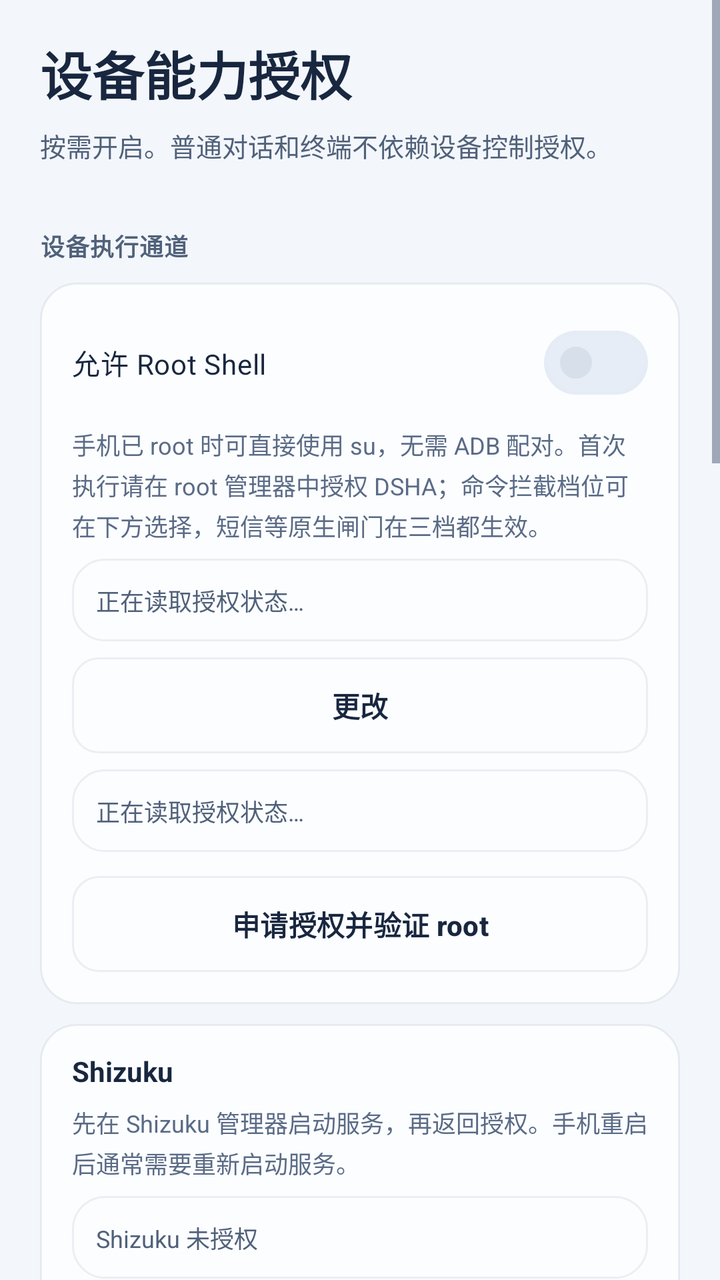
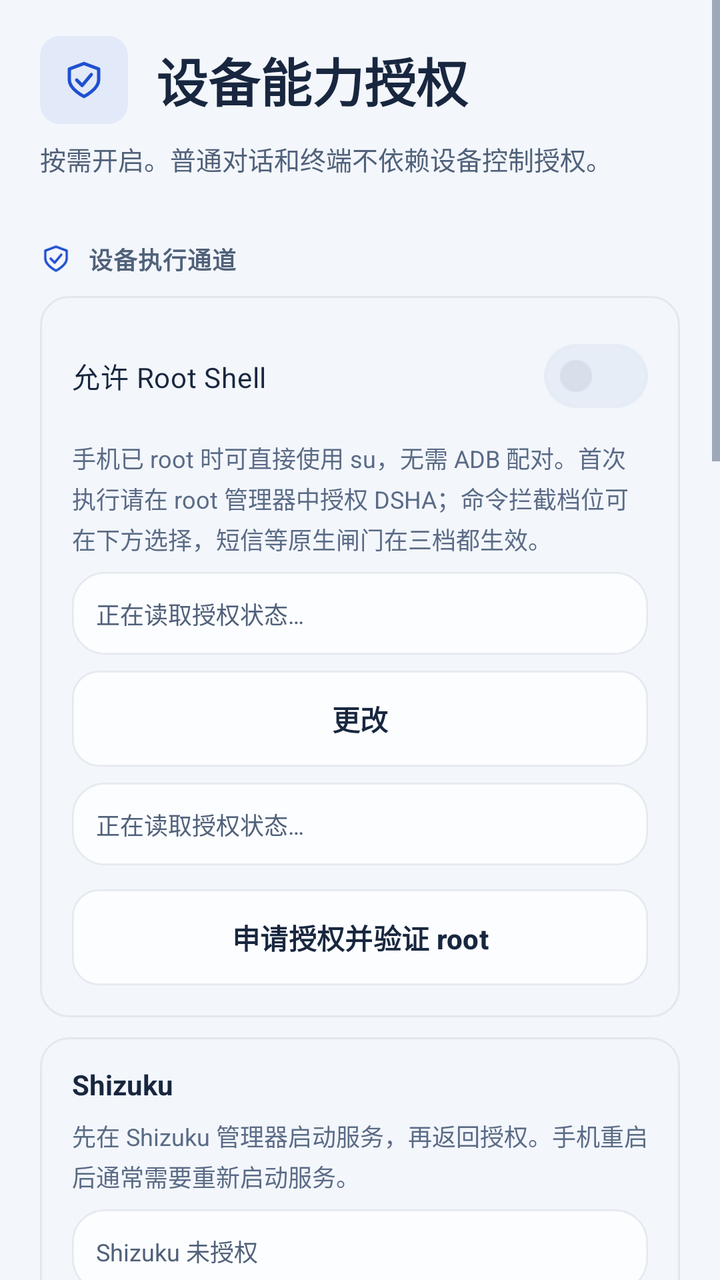

Compare the two renders of this Android layout. The source of the first and the diff that turns it into the second are given below.
<!-- AndroidManifest.xml: application theme Theme.DeepseekHarness -->
<!-- res/layout/fragment_device_grants.xml -->
<?xml version='1.0' encoding='utf-8'?>
<ScrollView xmlns:android="http://schemas.android.com/apk/res/android" xmlns:app="http://schemas.android.com/apk/res-auto" android:layout_width="match_parent" android:layout_height="match_parent" android:fillViewport="true" android:clipToPadding="false" android:background="@color/shell_bg">
  <LinearLayout android:layout_width="match_parent" android:layout_height="wrap_content" android:orientation="vertical" android:paddingStart="@dimen/shell_page_pad" android:paddingEnd="@dimen/shell_page_pad" android:paddingTop="@dimen/shell_page_top" android:paddingBottom="@dimen/shell_page_bottom">
    <TextView style="@style/ShellPageTitle" android:layout_width="match_parent" android:layout_height="wrap_content" android:text="@string/ui2_device_grants" />
    <TextView android:id="@+id/grants_page_hint" style="@style/ShellPageDescription" android:layout_width="match_parent" android:layout_height="wrap_content" android:layout_marginTop="8dp" android:layout_marginBottom="8dp" android:text="@string/ui2_grants_sub" />

    <TextView style="@style/ShellSectionLabel" android:layout_width="match_parent" android:layout_height="wrap_content" android:layout_marginTop="@dimen/shell_section_gap" android:layout_marginBottom="@dimen/shell_section_margin" android:text="@string/ui2_device_channels" />

    <LinearLayout style="@style/ShellCard" android:layout_width="match_parent" android:layout_height="wrap_content" android:orientation="vertical" android:padding="@dimen/shell_card_pad">
      <com.google.android.material.materialswitch.MaterialSwitch android:id="@+id/config_root_shell" style="@style/ShellSwitch" android:layout_width="match_parent" android:layout_height="wrap_content" android:minHeight="48dp" android:paddingStart="0dp" android:text="@string/ui_m0062" />
      <TextView android:id="@+id/device_root_hint" style="@style/ShellStatusText" android:layout_width="match_parent" android:layout_height="wrap_content" android:layout_marginTop="8dp" android:text="@string/ui134_root_hint" />
      <TextView android:id="@+id/device_root_policy" style="@style/ShellStatusText" android:layout_width="match_parent" android:layout_height="wrap_content" android:layout_marginTop="8dp" android:background="@drawable/bg_shell_status" android:padding="12dp" android:text="@string/device_checking" android:textColor="@color/shell_text_secondary" />
      <Button android:id="@+id/device_root_policy_change" style="@style/ShellSecondaryButton" android:layout_width="match_parent" android:layout_height="wrap_content" android:layout_marginTop="8dp" android:minHeight="48dp" android:text="@string/ui_m9024" />
      <TextView android:id="@+id/device_root_status" style="@style/ShellStatusText" android:layout_width="match_parent" android:layout_height="wrap_content" android:layout_marginTop="8dp" android:background="@drawable/bg_shell_status" android:ellipsize="end" android:maxLines="2" android:minHeight="0dp" android:padding="12dp" android:text="@string/device_checking" android:textColor="@color/shell_text_secondary" />
      <TextView android:id="@+id/config_guard_status" style="@style/ShellStatusText" android:layout_width="match_parent" android:layout_height="wrap_content" android:layout_marginTop="4dp" android:visibility="gone" />
      <Button android:id="@+id/device_root_verify" style="@style/ShellSecondaryButton" android:layout_width="match_parent" android:layout_height="wrap_content" android:layout_marginTop="12dp" android:minHeight="48dp" android:text="@string/ui_m0170" />
    </LinearLayout>

    <LinearLayout style="@style/ShellCard" android:layout_width="match_parent" android:layout_height="wrap_content" android:layout_marginTop="10dp" android:orientation="vertical" android:padding="@dimen/shell_card_pad">
      <TextView android:id="@+id/device_shizuku_title" style="@style/ShellRowTitle" android:layout_width="match_parent" android:layout_height="wrap_content" android:text="@string/ui_brand_shizuku" />
      <TextView android:id="@+id/device_shizuku_hint" style="@style/ShellStatusText" android:layout_width="match_parent" android:layout_height="wrap_content" android:layout_marginTop="8dp" android:text="@string/ui134_shizuku_hint" />
      <TextView android:id="@+id/workspace_shizuku_status" style="@style/ShellStatusText" android:layout_width="match_parent" android:layout_height="wrap_content" android:layout_marginTop="8dp" android:background="@drawable/bg_shell_status" android:ellipsize="end" android:maxLines="4" android:minHeight="0dp" android:padding="12dp" android:text="@string/ui_m0039" android:textColor="@color/shell_text_secondary" />
      <LinearLayout android:layout_width="match_parent" android:layout_height="wrap_content" android:layout_marginTop="12dp" android:orientation="horizontal" android:gravity="center_vertical">
        <Button android:id="@+id/workspace_shizuku_auth" style="@style/ShellSecondaryButton" android:layout_width="0dp" android:layout_height="wrap_content" android:layout_weight="1" android:minHeight="48dp" android:text="@string/ui_m0015" />
        <Button android:id="@+id/device_shizuku_open" style="@style/ShellTextButton" android:layout_width="0dp" android:layout_height="wrap_content" android:layout_marginStart="8dp" android:layout_weight="1" android:minHeight="48dp" android:text="@string/ui_m0125" />
      </LinearLayout>
    </LinearLayout>

    <LinearLayout style="@style/ShellCard" android:layout_width="match_parent" android:layout_height="wrap_content" android:layout_marginTop="10dp" android:orientation="vertical" android:padding="@dimen/shell_card_pad">
      <com.google.android.material.materialswitch.MaterialSwitch android:id="@+id/config_adb_enable" style="@style/ShellSwitch" android:layout_width="match_parent" android:layout_height="wrap_content" android:minHeight="48dp" android:paddingStart="0dp" android:text="@string/ui_m0090" />
      <TextView android:id="@+id/device_adb_hint" style="@style/ShellStatusText" android:layout_width="match_parent" android:layout_height="wrap_content" android:layout_marginTop="8dp" android:text="@string/ui134_adb_hint" />
      <TextView android:id="@+id/config_adb_status" style="@style/ShellStatusText" android:layout_width="match_parent" android:layout_height="wrap_content" android:layout_marginTop="8dp" android:background="@drawable/bg_shell_status" android:ellipsize="end" android:maxLines="2" android:minHeight="0dp" android:padding="12dp" android:text="@string/ui_m0030" android:textColor="@color/shell_text_secondary" />
      <Button android:id="@+id/config_adb_pair" style="@style/ShellSecondaryButton" android:layout_width="match_parent" android:layout_height="wrap_content" android:layout_marginTop="12dp" android:minHeight="48dp" android:text="@string/ui_m0031" />
    </LinearLayout>

    <TextView style="@style/ShellSectionLabel" android:layout_width="match_parent" android:layout_height="wrap_content" android:layout_marginTop="@dimen/shell_section_gap" android:layout_marginBottom="@dimen/shell_section_margin" android:text="@string/computer_use_title" />
    <LinearLayout style="@style/ShellCard" android:layout_width="match_parent" android:layout_height="wrap_content" android:orientation="vertical" android:padding="@dimen/shell_card_pad">
      <TextView android:id="@+id/computer_use_hint" style="@style/ShellStatusText" android:layout_width="match_parent" android:layout_height="wrap_content" />
      <Button android:id="@+id/computer_use_accessibility" style="@style/ShellSecondaryButton" android:layout_width="match_parent" android:layout_height="wrap_content" android:layout_marginTop="12dp" android:minHeight="48dp" android:text="@string/ui134_screen_setup" />
      <TextView android:id="@+id/config_a11y_status" style="@style/ShellStatusText" android:layout_width="match_parent" android:layout_height="wrap_content" android:layout_marginTop="8dp" android:background="@drawable/bg_shell_status" android:padding="12dp" android:text="@string/device_checking" />
    </LinearLayout>

    <TextView style="@style/ShellSectionLabel" android:layout_width="match_parent" android:layout_height="wrap_content" android:layout_marginTop="@dimen/shell_section_gap" android:layout_marginBottom="@dimen/shell_section_margin" android:text="@string/ui2_system_permissions" />
    <LinearLayout style="@style/ShellCard" android:layout_width="match_parent" android:layout_height="wrap_content" android:orientation="vertical">
      <LinearLayout android:id="@+id/config_all_files" style="@style/ShellRow" android:layout_width="match_parent" android:layout_height="wrap_content" android:minHeight="56dp">
        <TextView style="@style/ShellRowTitle" android:layout_width="0dp" android:layout_height="wrap_content" android:layout_weight="1" android:text="@string/device_open_access" />
        <ImageView android:layout_width="@dimen/shell_row_chevron" android:layout_height="@dimen/shell_row_chevron" android:contentDescription="@null" android:importantForAccessibility="no" android:src="@drawable/ic_ui2_chevron" app:tint="@color/shell_text_muted" />
      </LinearLayout>
      <View style="@style/ShellDivider" />
      <LinearLayout android:layout_width="match_parent" android:layout_height="wrap_content" android:orientation="vertical" android:paddingStart="@dimen/shell_row_pad_h" android:paddingEnd="@dimen/shell_row_pad_h" android:paddingBottom="@dimen/shell_row_pad_v">
        <TextView android:id="@+id/config_all_files_status" style="@style/ShellStatusText" android:layout_width="match_parent" android:layout_height="wrap_content" android:layout_marginTop="4dp" android:text="@string/device_checking" />
        <TextView android:id="@+id/config_battery_opt_hint" style="@style/ShellStatusText" android:layout_width="match_parent" android:layout_height="wrap_content" android:layout_marginTop="4dp" android:text="@string/ui_m0084" />
        <Button android:id="@+id/config_battery_opt" style="@style/ShellSecondaryButton" android:layout_width="match_parent" android:layout_height="wrap_content" android:layout_marginTop="12dp" android:minHeight="48dp" android:text="@string/ui_m0191" />
      </LinearLayout>
    </LinearLayout>

    <TextView style="@style/ShellSectionLabel" android:layout_width="match_parent" android:layout_height="wrap_content" android:layout_marginTop="@dimen/shell_section_gap" android:layout_marginBottom="@dimen/shell_section_margin" android:text="@string/ui2_sensitive" />
    <LinearLayout style="@style/ShellCard" android:layout_width="match_parent" android:layout_height="wrap_content" android:orientation="vertical" android:padding="@dimen/shell_card_pad">
      <com.google.android.material.materialswitch.MaterialSwitch android:id="@+id/device_sms" style="@style/ShellSwitch" android:layout_width="match_parent" android:layout_height="wrap_content" android:minHeight="48dp" android:paddingStart="0dp" android:text="@string/ui_m0171" />
      <TextView android:id="@+id/device_sms_status" style="@style/ShellStatusText" android:layout_width="match_parent" android:layout_height="wrap_content" android:layout_marginTop="8dp" android:background="@drawable/bg_shell_status" android:padding="12dp" android:text="@string/device_checking" />
      <View style="@style/ShellDivider" android:layout_marginStart="0dp" android:layout_marginTop="8dp" />
      <com.google.android.material.materialswitch.MaterialSwitch android:id="@+id/config_cap_location" style="@style/ShellSwitch" android:layout_width="match_parent" android:layout_height="wrap_content" android:layout_marginTop="8dp" android:minHeight="48dp" android:paddingStart="0dp" android:text="@string/ui_m0066" />
      <View style="@style/ShellDivider" android:layout_marginStart="0dp" />
      <com.google.android.material.materialswitch.MaterialSwitch android:id="@+id/config_cap_sensors" style="@style/ShellSwitch" android:layout_width="match_parent" android:layout_height="wrap_content" android:layout_marginTop="8dp" android:minHeight="48dp" android:paddingStart="0dp" android:text="@string/ui_m0053" />
    </LinearLayout>
  </LinearLayout>
</ScrollView>
<!-- resources referenced by this layout -->
<resources>
  <style name="ShellCard" parent="">
          <item name="android:background">@drawable/bg_shell_card</item>
          <item name="android:orientation">vertical</item>
      </style>
  <!-- drawable bg_shell_card (drawable) -->
  <?xml version="1.0" encoding="utf-8"?>
  <shape xmlns:android="http://schemas.android.com/apk/res/android" android:shape="rectangle">
      <solid android:color="@color/shell_surface" />
      <corners android:radius="@dimen/shell_launch_radius_card" />
      <stroke android:width="1dp" android:color="@color/shell_line" />
  </shape>
  <dimen name="shell_launch_radius_card">18dp</dimen>
  <!-- unchanged entries left out for length: 100 -->
</resources>

<!-- the commit's change to res/layout/fragment_device_grants.xml (unified diff, before → after) -->
@@ -1,12 +1,16 @@
 <?xml version='1.0' encoding='utf-8'?>
 <ScrollView xmlns:android="http://schemas.android.com/apk/res/android" xmlns:app="http://schemas.android.com/apk/res-auto" android:layout_width="match_parent" android:layout_height="match_parent" android:fillViewport="true" android:clipToPadding="false" android:background="@color/shell_bg">
   <LinearLayout android:layout_width="match_parent" android:layout_height="wrap_content" android:orientation="vertical" android:paddingStart="@dimen/shell_page_pad" android:paddingEnd="@dimen/shell_page_pad" android:paddingTop="@dimen/shell_page_top" android:paddingBottom="@dimen/shell_page_bottom">
-    <TextView style="@style/ShellPageTitle" android:layout_width="match_parent" android:layout_height="wrap_content" android:text="@string/ui2_device_grants" />
+    
+    <LinearLayout android:layout_width="match_parent" android:layout_height="wrap_content" android:gravity="center_vertical" android:orientation="horizontal">
+      <FrameLayout android:layout_width="44dp" android:layout_height="44dp" android:layout_marginEnd="14dp" android:background="@drawable/bg_launch_tile" android:importantForAccessibility="no"><ImageView android:layout_width="22dp" android:layout_height="22dp" android:layout_gravity="center" android:contentDescription="@null" android:src="@drawable/ic_ui_shield" app:tint="@color/shell_accent" /></FrameLayout>
+      <TextView style="@style/ShellPageTitle" android:layout_width="0dp" android:layout_weight="1" android:layout_height="wrap_content" android:text="@string/ui2_device_grants" />
+    </LinearLayout>
     <TextView android:id="@+id/grants_page_hint" style="@style/ShellPageDescription" android:layout_width="match_parent" android:layout_height="wrap_content" android:layout_marginTop="8dp" android:layout_marginBottom="8dp" android:text="@string/ui2_grants_sub" />
 
-    <TextView style="@style/ShellSectionLabel" android:layout_width="match_parent" android:layout_height="wrap_content" android:layout_marginTop="@dimen/shell_section_gap" android:layout_marginBottom="@dimen/shell_section_margin" android:text="@string/ui2_device_channels" />
+    <TextView android:drawableStart="@drawable/ic_section_channels" style="@style/ShellSectionIconLabel" android:layout_width="match_parent" android:layout_height="wrap_content" android:layout_marginTop="@dimen/shell_section_gap" android:layout_marginBottom="@dimen/shell_section_margin" android:text="@string/ui2_device_channels" />
 
-    <LinearLayout style="@style/ShellCard" android:layout_width="match_parent" android:layout_height="wrap_content" android:orientation="vertical" android:padding="@dimen/shell_card_pad">
+    <LinearLayout style="@style/ShellGroup" android:layout_width="match_parent" android:layout_height="wrap_content" android:orientation="vertical" android:padding="@dimen/shell_card_pad">
       <com.google.android.material.materialswitch.MaterialSwitch android:id="@+id/config_root_shell" style="@style/ShellSwitch" android:layout_width="match_parent" android:layout_height="wrap_content" android:minHeight="48dp" android:paddingStart="0dp" android:text="@string/ui_m0062" />
       <TextView android:id="@+id/device_root_hint" style="@style/ShellStatusText" android:layout_width="match_parent" android:layout_height="wrap_content" android:layout_marginTop="8dp" android:text="@string/ui134_root_hint" />
       <TextView android:id="@+id/device_root_policy" style="@style/ShellStatusText" android:layout_width="match_parent" android:layout_height="wrap_content" android:layout_marginTop="8dp" android:background="@drawable/bg_shell_status" android:padding="12dp" android:text="@string/device_checking" android:textColor="@color/shell_text_secondary" />
@@ -16,7 +20,7 @@
       <Button android:id="@+id/device_root_verify" style="@style/ShellSecondaryButton" android:layout_width="match_parent" android:layout_height="wrap_content" android:layout_marginTop="12dp" android:minHeight="48dp" android:text="@string/ui_m0170" />
     </LinearLayout>
 
-    <LinearLayout style="@style/ShellCard" android:layout_width="match_parent" android:layout_height="wrap_content" android:layout_marginTop="10dp" android:orientation="vertical" android:padding="@dimen/shell_card_pad">
+    <LinearLayout style="@style/ShellGroup" android:layout_width="match_parent" android:layout_height="wrap_content" android:layout_marginTop="10dp" android:orientation="vertical" android:padding="@dimen/shell_card_pad">
       <TextView android:id="@+id/device_shizuku_title" style="@style/ShellRowTitle" android:layout_width="match_parent" android:layout_height="wrap_content" android:text="@string/ui_brand_shizuku" />
       <TextView android:id="@+id/device_shizuku_hint" style="@style/ShellStatusText" android:layout_width="match_parent" android:layout_height="wrap_content" android:layout_marginTop="8dp" android:text="@string/ui134_shizuku_hint" />
       <TextView android:id="@+id/workspace_shizuku_status" style="@style/ShellStatusText" android:layout_width="match_parent" android:layout_height="wrap_content" android:layout_marginTop="8dp" android:background="@drawable/bg_shell_status" android:ellipsize="end" android:maxLines="4" android:minHeight="0dp" android:padding="12dp" android:text="@string/ui_m0039" android:textColor="@color/shell_text_secondary" />
@@ -26,22 +30,22 @@
       </LinearLayout>
     </LinearLayout>
 
-    <LinearLayout style="@style/ShellCard" android:layout_width="match_parent" android:layout_height="wrap_content" android:layout_marginTop="10dp" android:orientation="vertical" android:padding="@dimen/shell_card_pad">
+    <LinearLayout style="@style/ShellGroup" android:layout_width="match_parent" android:layout_height="wrap_content" android:layout_marginTop="10dp" android:orientation="vertical" android:padding="@dimen/shell_card_pad">
       <com.google.android.material.materialswitch.MaterialSwitch android:id="@+id/config_adb_enable" style="@style/ShellSwitch" android:layout_width="match_parent" android:layout_height="wrap_content" android:minHeight="48dp" android:paddingStart="0dp" android:text="@string/ui_m0090" />
       <TextView android:id="@+id/device_adb_hint" style="@style/ShellStatusText" android:layout_width="match_parent" android:layout_height="wrap_content" android:layout_marginTop="8dp" android:text="@string/ui134_adb_hint" />
       <TextView android:id="@+id/config_adb_status" style="@style/ShellStatusText" android:layout_width="match_parent" android:layout_height="wrap_content" android:layout_marginTop="8dp" android:background="@drawable/bg_shell_status" android:ellipsize="end" android:maxLines="2" android:minHeight="0dp" android:padding="12dp" android:text="@string/ui_m0030" android:textColor="@color/shell_text_secondary" />
       <Button android:id="@+id/config_adb_pair" style="@style/ShellSecondaryButton" android:layout_width="match_parent" android:layout_height="wrap_content" android:layout_marginTop="12dp" android:minHeight="48dp" android:text="@string/ui_m0031" />
     </LinearLayout>
 
-    <TextView style="@style/ShellSectionLabel" android:layout_width="match_parent" android:layout_height="wrap_content" android:layout_marginTop="@dimen/shell_section_gap" android:layout_marginBottom="@dimen/shell_section_margin" android:text="@string/computer_use_title" />
-    <LinearLayout style="@style/ShellCard" android:layout_width="match_parent" android:layout_height="wrap_content" android:orientation="vertical" android:padding="@dimen/shell_card_pad">
+    <TextView android:drawableStart="@drawable/ic_section_screen" style="@style/ShellSectionIconLabel" android:layout_width="match_parent" android:layout_height="wrap_content" android:layout_marginTop="@dimen/shell_section_gap" android:layout_marginBottom="@dimen/shell_section_margin" android:text="@string/computer_use_title" />
+    <LinearLayout style="@style/ShellGroup" android:layout_width="match_parent" android:layout_height="wrap_content" android:orientation="vertical" android:padding="@dimen/shell_card_pad">
       <TextView android:id="@+id/computer_use_hint" style="@style/ShellStatusText" android:layout_width="match_parent" android:layout_height="wrap_content" />
       <Button android:id="@+id/computer_use_accessibility" style="@style/ShellSecondaryButton" android:layout_width="match_parent" android:layout_height="wrap_content" android:layout_marginTop="12dp" android:minHeight="48dp" android:text="@string/ui134_screen_setup" />
       <TextView android:id="@+id/config_a11y_status" style="@style/ShellStatusText" android:layout_width="match_parent" android:layout_height="wrap_content" android:layout_marginTop="8dp" android:background="@drawable/bg_shell_status" android:padding="12dp" android:text="@string/device_checking" />
     </LinearLayout>
 
-    <TextView style="@style/ShellSectionLabel" android:layout_width="match_parent" android:layout_height="wrap_content" android:layout_marginTop="@dimen/shell_section_gap" android:layout_marginBottom="@dimen/shell_section_margin" android:text="@string/ui2_system_permissions" />
-    <LinearLayout style="@style/ShellCard" android:layout_width="match_parent" android:layout_height="wrap_content" android:orientation="vertical">
+    <TextView android:drawableStart="@drawable/ic_section_system" style="@style/ShellSectionIconLabel" android:layout_width="match_parent" android:layout_height="wrap_content" android:layout_marginTop="@dimen/shell_section_gap" android:layout_marginBottom="@dimen/shell_section_margin" android:text="@string/ui2_system_permissions" />
+    <LinearLayout style="@style/ShellGroup" android:layout_width="match_parent" android:layout_height="wrap_content" android:orientation="vertical">
       <LinearLayout android:id="@+id/config_all_files" style="@style/ShellRow" android:layout_width="match_parent" android:layout_height="wrap_content" android:minHeight="56dp">
         <TextView style="@style/ShellRowTitle" android:layout_width="0dp" android:layout_height="wrap_content" android:layout_weight="1" android:text="@string/device_open_access" />
         <ImageView android:layout_width="@dimen/shell_row_chevron" android:layout_height="@dimen/shell_row_chevron" android:contentDescription="@null" android:importantForAccessibility="no" android:src="@drawable/ic_ui2_chevron" app:tint="@color/shell_text_muted" />
@@ -54,8 +58,8 @@
       </LinearLayout>
     </LinearLayout>
 
-    <TextView style="@style/ShellSectionLabel" android:layout_width="match_parent" android:layout_height="wrap_content" android:layout_marginTop="@dimen/shell_section_gap" android:layout_marginBottom="@dimen/shell_section_margin" android:text="@string/ui2_sensitive" />
-    <LinearLayout style="@style/ShellCard" android:layout_width="match_parent" android:layout_height="wrap_content" android:orientation="vertical" android:padding="@dimen/shell_card_pad">
+    <TextView android:drawableStart="@drawable/ic_section_sensitive" style="@style/ShellSectionIconLabel" android:layout_width="match_parent" android:layout_height="wrap_content" android:layout_marginTop="@dimen/shell_section_gap" android:layout_marginBottom="@dimen/shell_section_margin" android:text="@string/ui2_sensitive" />
+    <LinearLayout style="@style/ShellGroup" android:layout_width="match_parent" android:layout_height="wrap_content" android:orientation="vertical" android:padding="@dimen/shell_card_pad">
       <com.google.android.material.materialswitch.MaterialSwitch android:id="@+id/device_sms" style="@style/ShellSwitch" android:layout_width="match_parent" android:layout_height="wrap_content" android:minHeight="48dp" android:paddingStart="0dp" android:text="@string/ui_m0171" />
       <TextView android:id="@+id/device_sms_status" style="@style/ShellStatusText" android:layout_width="match_parent" android:layout_height="wrap_content" android:layout_marginTop="8dp" android:background="@drawable/bg_shell_status" android:padding="12dp" android:text="@string/device_checking" />
       <View style="@style/ShellDivider" android:layout_marginStart="0dp" android:layout_marginTop="8dp" />
<!-- resource entries referenced after the edit -->
@@ -1,17 +1,59 @@
 <!-- resources referenced by this layout -->
 <resources>
-  <style name="ShellCard" parent="">
-          <item name="android:background">@drawable/bg_shell_card</item>
+  <!-- drawable bg_launch_tile (drawable) -->
+  <?xml version="1.0" encoding="utf-8"?>
+  <shape xmlns:android="http://schemas.android.com/apk/res/android" android:shape="rectangle">
+      <solid android:color="@color/shell_accent_soft" />
+      <corners android:radius="10dp" />
+  </shape>
+  <!-- drawable ic_section_channels (drawable) -->
+  <?xml version="1.0" encoding="utf-8"?>
+  <layer-list xmlns:android="http://schemas.android.com/apk/res/android">
+      <item android:width="16dp" android:height="16dp" android:drawable="@drawable/ic_ui_shield" />
+  </layer-list>
+  <!-- drawable ic_section_screen (drawable) -->
+  <?xml version="1.0" encoding="utf-8"?>
+  <layer-list xmlns:android="http://schemas.android.com/apk/res/android">
+      <item android:width="16dp" android:height="16dp" android:drawable="@drawable/ic_onb_layers" />
+  </layer-list>
+  <!-- drawable ic_section_sensitive (drawable) -->
+  <?xml version="1.0" encoding="utf-8"?>
+  <layer-list xmlns:android="http://schemas.android.com/apk/res/android">
+      <item android:width="16dp" android:height="16dp" android:drawable="@drawable/ic_recovery_shield" />
+  </layer-list>
+  <!-- drawable ic_section_system (drawable) -->
+  <?xml version="1.0" encoding="utf-8"?>
+  <layer-list xmlns:android="http://schemas.android.com/apk/res/android">
+      <item android:width="16dp" android:height="16dp" android:drawable="@drawable/ic_settings" />
+  </layer-list>
+  <!-- drawable ic_ui_shield (drawable) -->
+  <vector xmlns:android="http://schemas.android.com/apk/res/android" android:width="20dp" android:height="20dp" android:viewportWidth="24" android:viewportHeight="24">
+      <path android:pathData="M12,3L4,6v6c0,5 8,9 8,9s8,-4 8,-9V6z M8,12l3,3 5,-6" android:strokeColor="@color/primary" android:strokeWidth="1.8" android:strokeLineCap="round" android:strokeLineJoin="round" android:fillColor="@android:color/transparent" />
+  </vector>
+  <style name="ShellGroup" parent="">
+          <item name="android:background">@drawable/bg_settings_group</item>
           <item name="android:orientation">vertical</item>
       </style>
-  <!-- drawable bg_shell_card (drawable) -->
+  <style name="ShellSectionIconLabel" parent="ShellSectionLabel">
+          <item name="android:drawablePadding">8dp</item>
+          <item name="android:drawableTint">@color/shell_accent</item>
+          <item name="android:gravity">center_vertical</item>
+      </style>
+  <color name="shell_accent_soft">#141E50D0</color>
+  <!-- drawable ic_onb_layers (drawable) -->
+  <?xml version="1.0" encoding="utf-8"?>
+  <vector xmlns:android="http://schemas.android.com/apk/res/android" android:width="24dp" android:height="24dp" android:viewportWidth="24" android:viewportHeight="24"><path android:pathData="M12,3l9,5 -9,5 -9,-5zM3,13l9,5 9,-5" android:fillColor="@android:color/transparent" android:strokeColor="#FF000000" android:strokeWidth="1.8" android:strokeLineCap="round" android:strokeLineJoin="round" /></vector>
+  <!-- drawable ic_recovery_shield (drawable) -->
+  <vector xmlns:android="http://schemas.android.com/apk/res/android" android:width="24dp" android:height="24dp" android:viewportWidth="24" android:viewportHeight="24"><path android:pathData="M12,3L4,6v6c0,5 8,9 8,9s8,-4 8,-9V6z" android:strokeColor="@color/text" android:strokeWidth="1.7" android:strokeLineCap="round" android:strokeLineJoin="round" android:fillColor="@android:color/transparent"/></vector>
+  <!-- drawable ic_settings (drawable) -->
+  <vector xmlns:android="http://schemas.android.com/apk/res/android" android:width="24dp" android:height="24dp" android:viewportWidth="24" android:viewportHeight="24"><path android:pathData="M9.6,3.6 L10.1,2.5 L13.9,2.5 L14.4,3.6 L14.8,5.3 L16.2,6.1 L17.9,5.7 L19.1,5.8 L21,9.1 L20.4,10.1 L19.1,11.3 L19.1,12.9 L20.4,14.1 L21,15.1 L19.1,18.4 L17.9,18.5 L16.2,18.1 L14.8,18.9 L14.4,20.6 L13.9,21.5 L10.1,21.5 L9.6,20.6 L9.2,18.9 L7.8,18.1 L6.1,18.5 L4.9,18.4 L3,15.1 L3.6,14.1 L4.9,12.9 L4.9,11.3 L3.6,10.1 L3,9.1 L4.9,5.8 L6.1,5.7 L7.8,6.1 L9.2,5.3 Z M15.4,12 A3.4,3.4 0,1 1,8.6 12 A3.4,3.4 0,1 1,15.4 12" android:fillColor="@android:color/transparent" android:strokeColor="#FF000000" android:strokeWidth="1.5" android:strokeLineCap="round" android:strokeLineJoin="round" /></vector>
+  <!-- drawable bg_settings_group (drawable) -->
   <?xml version="1.0" encoding="utf-8"?>
   <shape xmlns:android="http://schemas.android.com/apk/res/android" android:shape="rectangle">
-      <solid android:color="@color/shell_surface" />
-      <corners android:radius="@dimen/shell_launch_radius_card" />
+      <solid android:color="@android:color/transparent" />
+      <corners android:radius="14dp" />
       <stroke android:width="1dp" android:color="@color/shell_line" />
   </shape>
-  <dimen name="shell_launch_radius_card">18dp</dimen>
   <!-- unchanged entries left out for length: 100 -->
 </resources>
 
